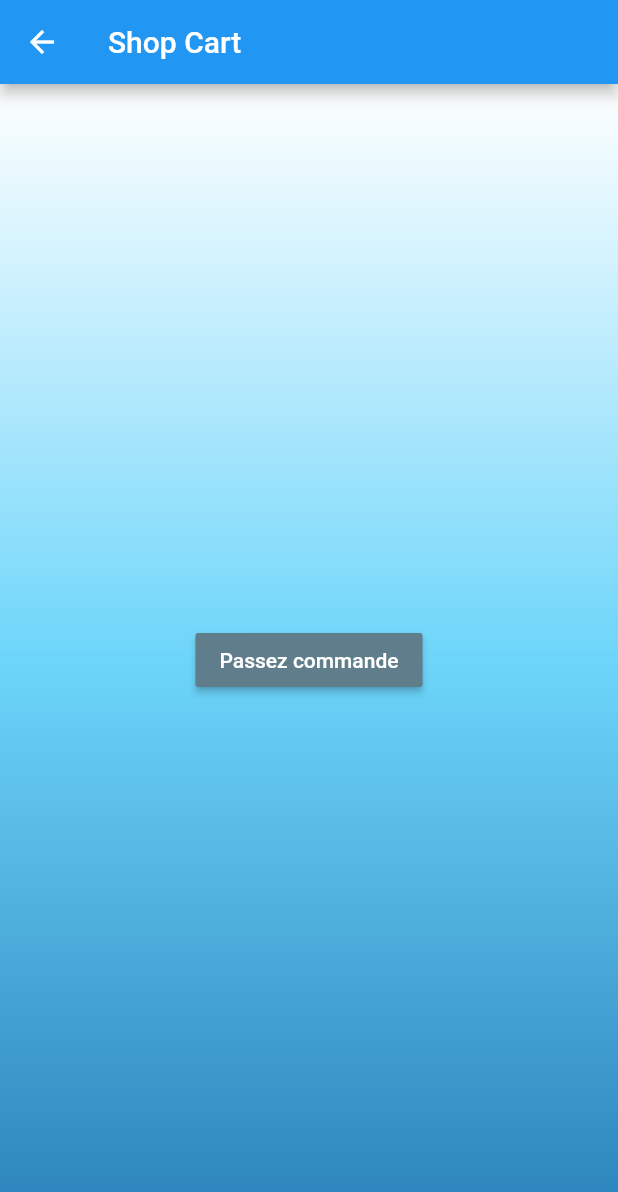
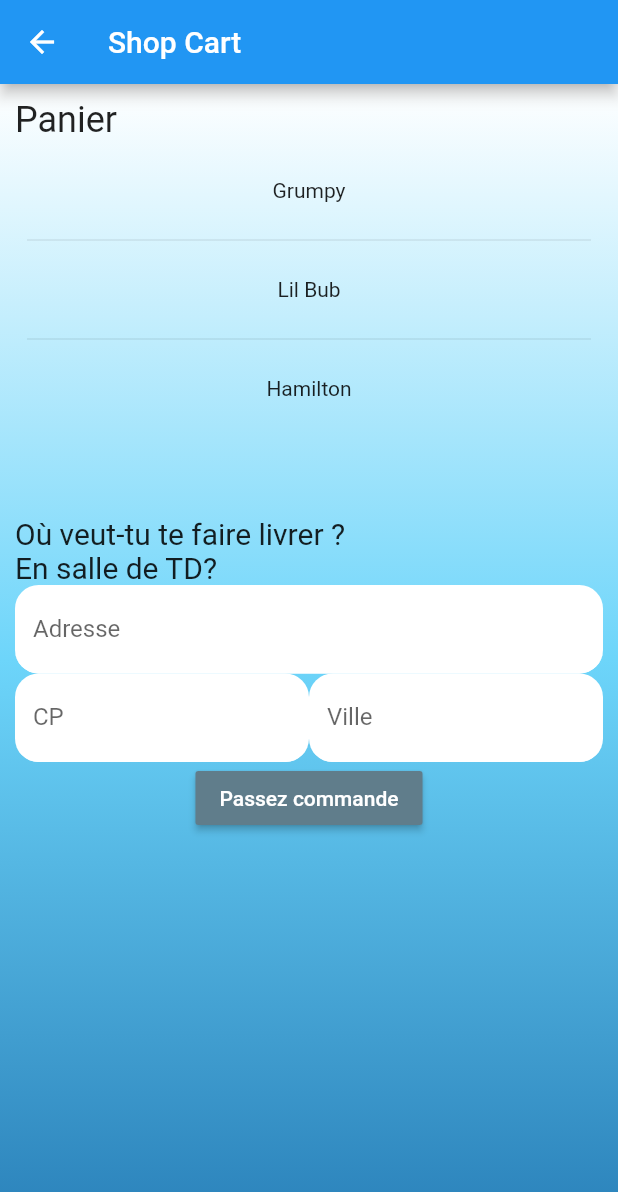
Before and after one commit to LenoirRemi/delivecrous, a Flutter app: the ShopCart screen opened directly, on a phone screen of 412 x 824 dp. Shown: the top 1192 px of the screen. Run offline on Flutter 3.47's test engine with Material 2 defaults, Android fonts, the phone set to English and light mode, and no system bars.

Commit message:
shop cart update1

```diff
--- /dev/null
+++ b/lib/CartModel.dart
@@ -0,0 +1,22 @@
+import 'dart:collection';
+
+import 'package:flutter/widgets.dart';
+import 'tile_item.dart';
+
+class CartModel extends ChangeNotifier {
+  final List<TileItem> _items = [];
+
+  UnmodifiableListView<TileItem> get items => UnmodifiableListView(_items);
+
+  void add(TileItem item) {
+    _items.add(item);
+    // This call tells the widgets that are listening to this model to rebuild.
+    notifyListeners();
+  }
+
+  void remove() {
+    _items.clear();
+    // This call tells the widgets that are listening to this model to rebuild.
+    notifyListeners();
+  }
+}
--- a/lib/shop_cart.dart
+++ b/lib/shop_cart.dart
@@ -1,11 +1,14 @@
 import 'package:flutter/material.dart';
 import 'package:delivecrous/final.dart';
 import 'package:delivecrous/colors.dart';
+import 'package:delivecrous/cats.dart';
 
 class ShopCart extends StatelessWidget {
+
   @override
   Widget build(BuildContext context) {
     return Scaffold(
+      resizeToAvoidBottomPadding: false,
       appBar: AppBar(
         title: Text("Shop Cart"),
       ),
@@ -19,6 +22,108 @@ class ShopCart extends StatelessWidget {
             tileMode: TileMode.clamp
           )
         ),
+        child: Container(
+          margin: const EdgeInsets.all(10.0),
+          child: Column(
+            children: [
+              Container(
+                child: Row(
+                  children: [
+                  Text("Panier",
+                    style: TextStyle(
+                      fontSize: 24,
+                    ),
+                  ),
+                  ],
+                ),
+              ),
+              Container(
+                height: 250,
+                  child: ListView.separated(
+                  padding: const EdgeInsets.all(8),
+                  itemCount: 3,
+                  itemBuilder: (BuildContext context, int index) {
+                      return Container(
+                        height: 50,
+                        child: Center(child: Text(AppCats.cats[index]["name"])),
+                      );
+                  },
+                  separatorBuilder: (BuildContext context, int index) => const Divider(),
+                ),
+              ),
+              Container(
+                child: Row(
+                  children: [
+                  Text("Où veut-tu te faire livrer ?\nEn salle de TD?",
+                    style: TextStyle(
+                      fontSize: 20,
+                    ),
+                  ),
+                  ],
+                ),
+              ),
+
+              Row(
+                children: [
+                  Expanded(
+                    child: TextField(
+                      decoration: InputDecoration(
+                        filled: true,
+                        fillColor: Colors.white,
+                        labelText: "Adresse",
+                        enabledBorder: UnderlineInputBorder(
+                          borderSide: BorderSide(color: Colors.white),
+                          borderRadius: BorderRadius.circular(15.7),
+                        ),
+                        focusedBorder: UnderlineInputBorder(
+                          borderRadius: BorderRadius.circular(15.7),
+                        ),
+                      ),
+                    ),
+                  ),
+                ],
+              ),
+              Row(
+                mainAxisAlignment: MainAxisAlignment.center,
+                children: [
+                  Expanded(
+                    child: TextField(
+                      decoration: InputDecoration(
+
+                        filled: true,
+                        fillColor: Colors.white,
+                        border: OutlineInputBorder(),
+                        labelText: "CP",
+                        enabledBorder: UnderlineInputBorder(
+                        borderSide: BorderSide(color: Colors.white),
+                        borderRadius: BorderRadius.circular(15.7),
+                        ),
+                        focusedBorder: UnderlineInputBorder(
+                          borderRadius: BorderRadius.circular(15.7),
+                        ),
+                      ),
+                    ),
+                  ),
+                  Expanded(
+                    child: TextField(
+                      decoration: InputDecoration(
+                        filled: true,
+                        fillColor: Colors.white,
+                        border: OutlineInputBorder(),
+                        labelText: "Ville",
+                        enabledBorder: UnderlineInputBorder(
+                        borderSide: BorderSide(color: Colors.white),
+                        borderRadius: BorderRadius.circular(15.7),
+                        ),
+                        focusedBorder: UnderlineInputBorder(
+                          borderRadius: BorderRadius.circular(15.7),
+                        ),
+                      ),
+                    ),
+                  )
+                ],
+              ),
+              Container(
                 child: Center(
                   child: RaisedButton(
                     color: Colors.blueGrey,
@@ -37,6 +142,10 @@ class ShopCart extends StatelessWidget {
                     ),
                   ),
                 ),
+              ],
+          ),
+          ),
+        ),
       );
     }
 }
```
Lines whose indentation alone changed are shown as unchanged.
